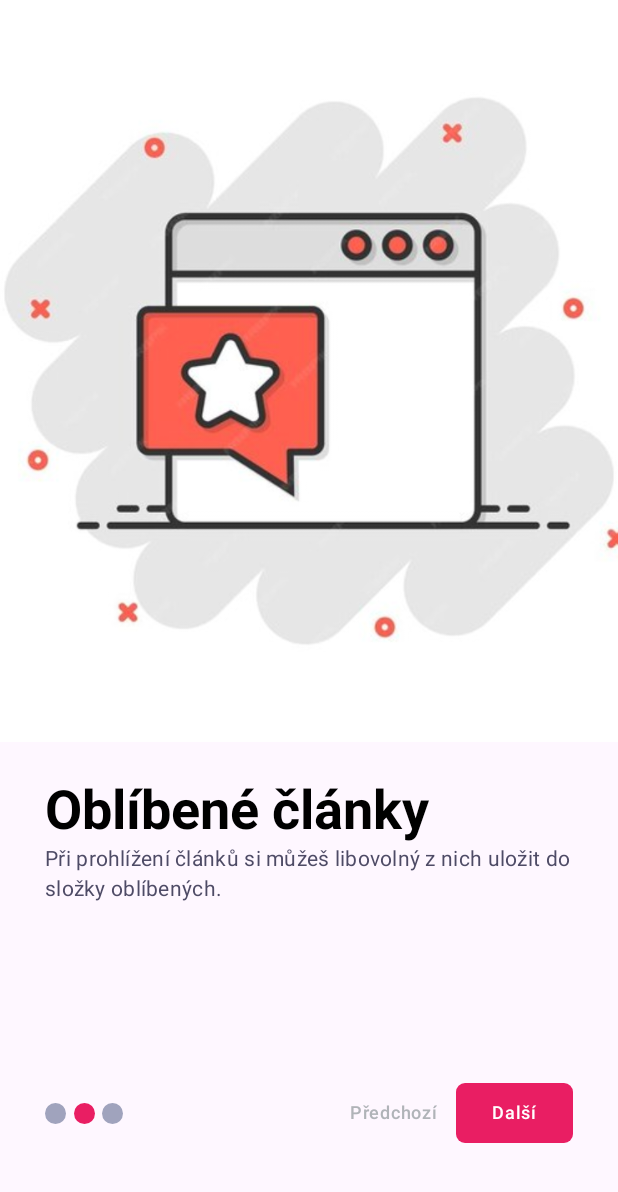
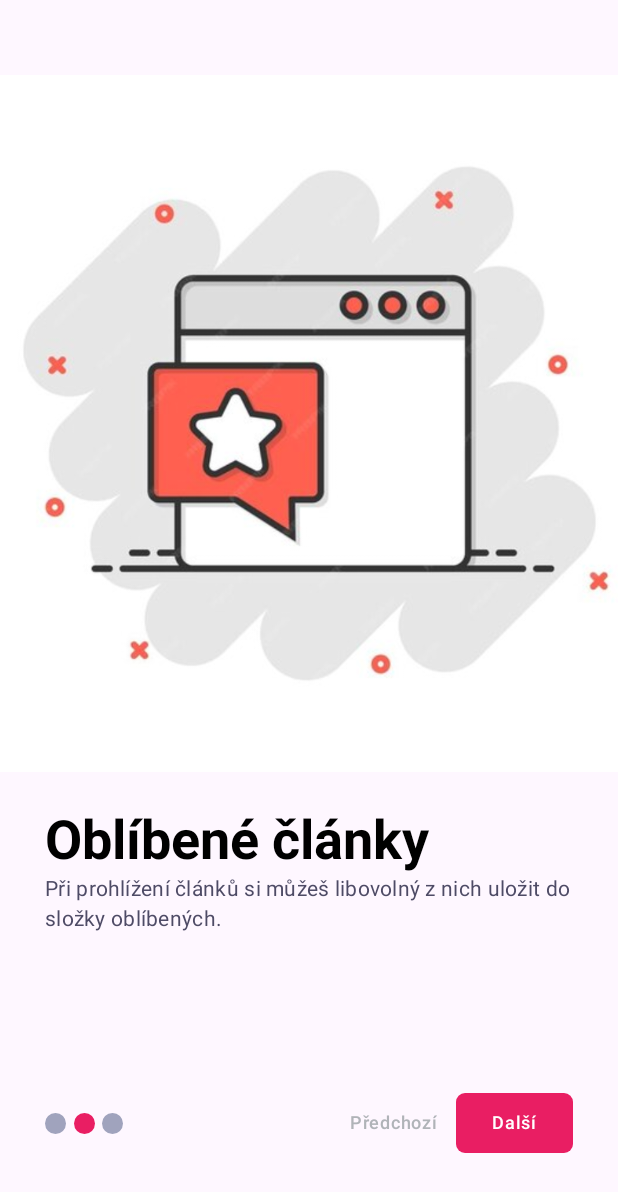
Before and after one commit to sikudova/MojeAppka, an Android app built with Jetpack Compose: the screen it shows after launch (MainActivity), after a tap on "Další", on a phone screen of 412 x 824 dp. Shown: the top 1192 px of the screen. Run offline under Robolectric (Android 15) with nearby library versions, the phone set to English and light mode, and no system bars; our stand-ins replace Dagger/Hilt's generated code, Room's generated code, accompanist; Roboto replaces fonts that are not available here.

Commit message:
WIP: spacer

```diff
--- a/app/src/main/java/com/example/mojeappka/presentation/onboarding/components/OnBoardingPage.kt
+++ b/app/src/main/java/com/example/mojeappka/presentation/onboarding/components/OnBoardingPage.kt
@@ -17,6 +17,7 @@ import androidx.compose.ui.res.colorResource
 import androidx.compose.ui.res.painterResource
 import androidx.compose.ui.text.font.FontWeight
 import androidx.compose.ui.tooling.preview.Preview
+import androidx.compose.ui.unit.dp
 import com.example.mojeappka.presentation.Dimension.MediumPadding1
 import com.example.mojeappka.presentation.Dimension.MediumPadding2
 import com.example.mojeappka.presentation.onboarding.Page
@@ -30,6 +31,7 @@ fun OnBoardingPage(
     page: Page
 ) {
     Column(modifier = modifier) {
+        Spacer(modifier = Modifier.height(50.dp))
         Image(
             modifier = Modifier
                 .fillMaxWidth()
```
